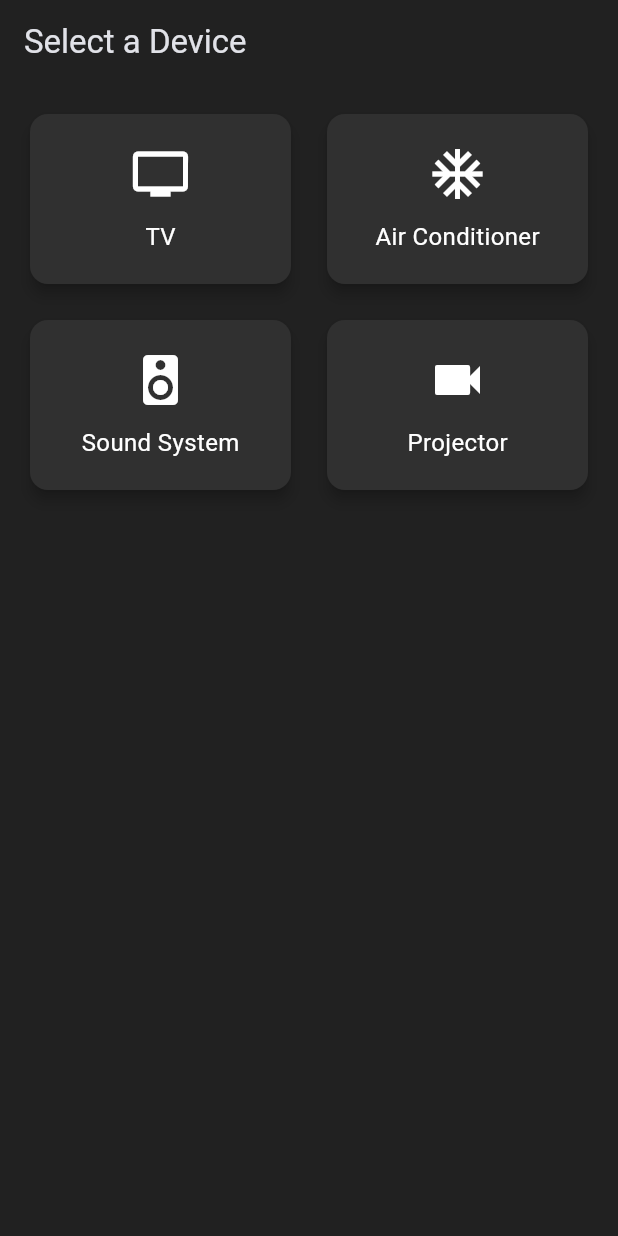
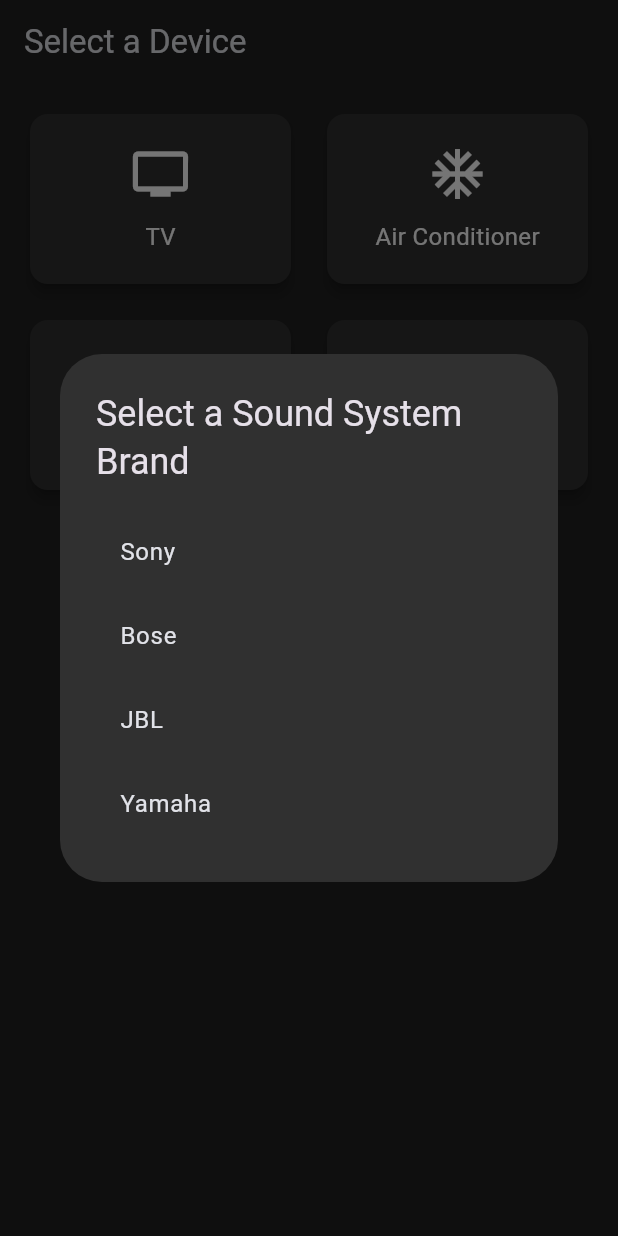
Before and after one commit to could-ai/019a8f4d-9979-70f5-92cf-7de434dd8eea, a Flutter app: the screen it shows after launch, after a tap on "Sound System", on a phone screen of 412 x 824 dp. Run offline on Flutter 3.47's test engine with Material 3 defaults, Android fonts, the phone set to English and light mode, and no system bars.

Commit message:
I have updated the `DeviceSelectionScreen` to enhance user interaction by adding a brand selection step. Now, when a user taps on a device card (e.g., 'TV'), a dialog box appears, prompting them to choose a specific brand from a predefined list. This selection is then passed to the `RemoteControlScreen`, personalizing the remote control interface. I've also defined brand lists for each device category to support this new functionality.; To accommodate the new brand selection feature, I've updated the `RemoteControlScreen`. It now accepts a `brand` parameter in its constructor, which is used to display a more specific title in the app bar, such as 'Samsung TV Remote'. This change makes the user interface more informative and tailored to the user's selection.

```diff
--- a/usr/lib/main.dart
+++ b/usr/lib/main.dart
@@ -28,8 +28,52 @@ class MyApp extends StatelessWidget {
 class DeviceSelectionScreen extends StatelessWidget {
   const DeviceSelectionScreen({super.key});
 
+  // Method to show the brand selection dialog
+  void _showBrandSelectionDialog(
+      BuildContext context, String deviceName, List<String> brands) {
+    showDialog(
+      context: context,
+      builder: (BuildContext context) {
+        return AlertDialog(
+          title: Text('Select a $deviceName Brand'),
+          content: SizedBox(
+            width: double.minPositive,
+            child: ListView.builder(
+              shrinkWrap: true,
+              itemCount: brands.length,
+              itemBuilder: (BuildContext context, int index) {
+                return ListTile(
+                  title: Text(brands[index]),
+                  onTap: () {
+                    Navigator.of(context).pop(); // Close the dialog
+                    Navigator.push(
+                      context,
+                      MaterialPageRoute(
+                        builder: (context) => RemoteControlScreen(
+                          device: deviceName,
+                          brand: brands[index], // Pass the selected brand
+                        ),
+                      ),
+                    );
+                  },
+                );
+              },
+            ),
+          ),
+          backgroundColor: Colors.grey[850],
+        );
+      },
+    );
+  }
+
   @override
   Widget build(BuildContext context) {
+    // Brand lists
+    const tvBrands = ['Samsung', 'LG', 'Sony', 'Panasonic'];
+    const acBrands = ['Daikin', 'LG', 'Carrier', 'Mitsubishi'];
+    const soundSystemBrands = ['Sony', 'Bose', 'JBL', 'Yamaha'];
+    const projectorBrands = ['Epson', 'BenQ', 'Optoma', 'ViewSonic'];
+
     return Scaffold(
       appBar: AppBar(
         title: const Text('Select a Device'),
@@ -46,33 +90,30 @@ class DeviceSelectionScreen extends StatelessWidget {
             deviceName: 'TV',
             icon: Icons.tv,
             onTap: () {
-              Navigator.push(
-                context,
-                MaterialPageRoute(
-                  builder: (context) => const RemoteControlScreen(device: 'TV'),
-                ),
-              );
+              _showBrandSelectionDialog(context, 'TV', tvBrands);
             },
           ),
           DeviceCard(
             deviceName: 'Air Conditioner',
             icon: Icons.ac_unit,
             onTap: () {
-              // Navigate to a different remote screen or pass different config
+              _showBrandSelectionDialog(
+                  context, 'Air Conditioner', acBrands);
             },
           ),
           DeviceCard(
             deviceName: 'Sound System',
             icon: Icons.speaker,
             onTap: () {
-              // Navigate to a different remote screen or pass different config
+              _showBrandSelectionDialog(
+                  context, 'Sound System', soundSystemBrands);
             },
           ),
           DeviceCard(
             deviceName: 'Projector',
             icon: Icons.videocam,
             onTap: () {
-              // Navigate to a different remote screen or pass different config
+              _showBrandSelectionDialog(context, 'Projector', projectorBrands);
             },
           ),
         ],
--- a/usr/lib/screens/remote_control_screen.dart
+++ b/usr/lib/screens/remote_control_screen.dart
@@ -3,14 +3,16 @@ import 'package:couldai_user_app/widgets/remote_button.dart';
 
 class RemoteControlScreen extends StatelessWidget {
   final String device;
+  final String brand;
 
-  const RemoteControlScreen({super.key, required this.device});
+  const RemoteControlScreen(
+      {super.key, required this.device, required this.brand});
 
   @override
   Widget build(BuildContext context) {
     return Scaffold(
       appBar: AppBar(
-        title: Text('$device Remote'),
+        title: Text('$brand $device Remote'),
         backgroundColor: Colors.grey[900],
         elevation: 0,
       ),
```
